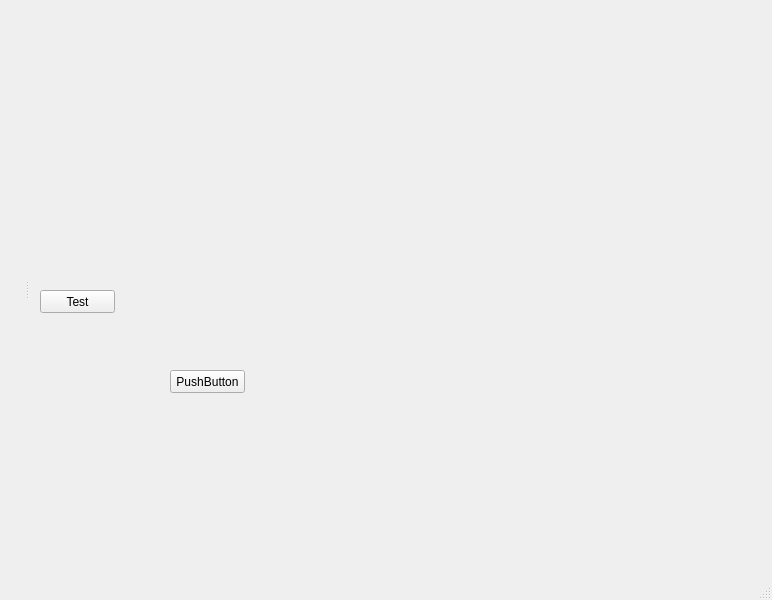
Above: SPC-EditorProject/Test3/GeneratedFiles/Form2.ui from santo-pc/spc-editor before the change. Below: the same form after it.
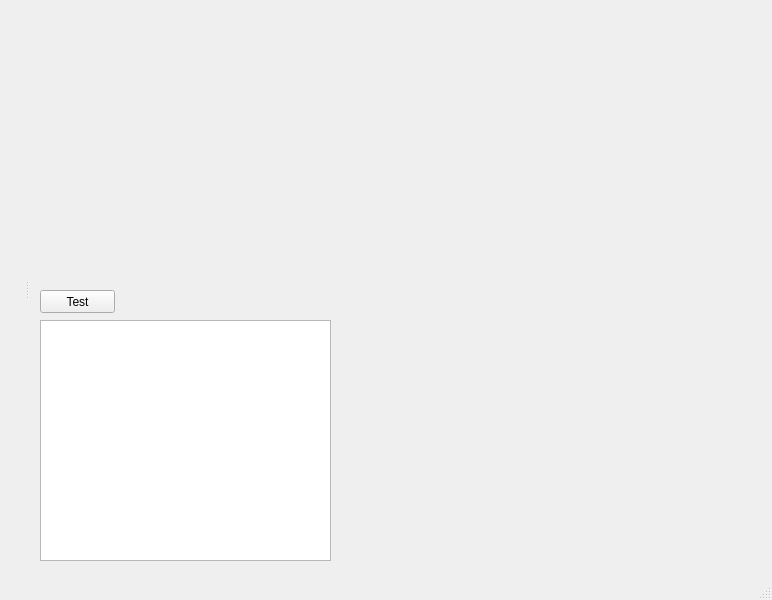
That is the form after the change.

```diff
--- a/SPC-EditorProject/Test3/GeneratedFiles/Form2.ui
+++ b/SPC-EditorProject/Test3/GeneratedFiles/Form2.ui
@@ -48,18 +48,15 @@
      <string>Test</string>
     </property>
    </widget>
-   <widget class="QPushButton" name="pushButton_2">
+   <widget class="QPlainTextEdit" name="plainTextEdit">
     <property name="geometry">
      <rect>
-      <x>140</x>
-      <y>370</y>
-      <width>75</width>
-      <height>23</height>
+      <x>10</x>
+      <y>320</y>
+      <width>291</width>
+      <height>241</height>
      </rect>
     </property>
-    <property name="text">
-     <string>PushButton</string>
-    </property>
    </widget>
   </widget>
   <widget class="QMenuBar" name="menubar">
```
Left out of the diff: 6 changed lines with no effect on the pictures.
